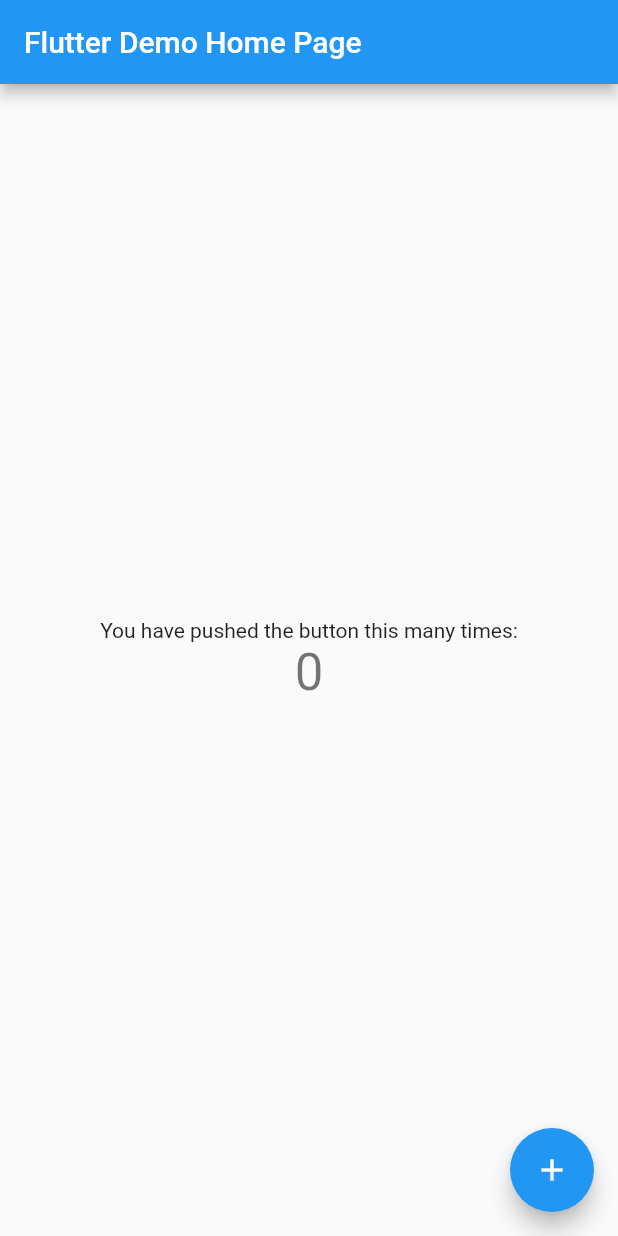
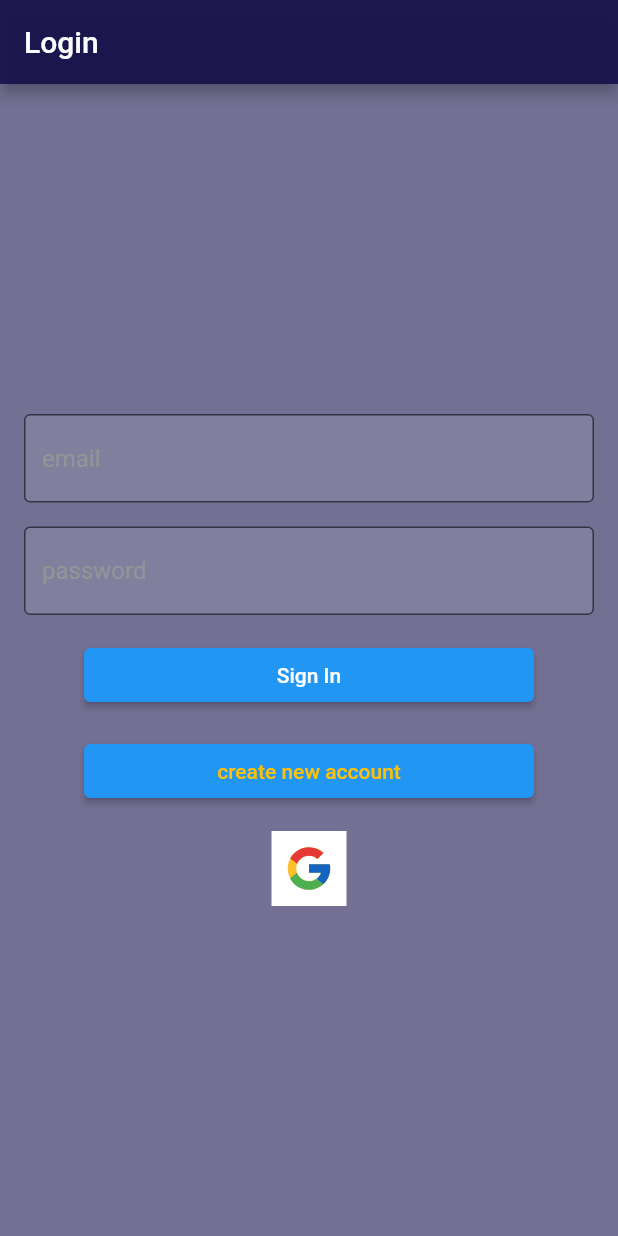
Before and after one commit to ale-russ/ecommerce_dashboard, a Flutter app: the screen it shows after launch, on a phone screen of 412 x 824 dp. Run offline on Flutter 3.47's test engine with Material 2 defaults, Android fonts, the phone set to English and light mode, and no system bars; our stand-ins replace cloud_firestore, firebase_auth, firebase_core, flutter_riverpod, flutter_svg, google_sign_in; accounts and stored records are empty.

Commit message:
create authenticate page

```diff
--- /dev/null
+++ b/lib/authenticate/login_page.dart
@@ -0,0 +1,147 @@
+import 'package:cloud_firestore/cloud_firestore.dart';
+import 'package:ecommerce_dashboard/authenticate/registration.dart';
+import 'package:ecommerce_dashboard/dashboard_page.dart';
+import 'package:ecommerce_dashboard/widget/textfield.dart';
+import 'package:flutter/material.dart';
+import 'package:flutter_riverpod/flutter_riverpod.dart';
+import 'package:firebase_auth/firebase_auth.dart';
+import 'package:google_sign_in/google_sign_in.dart';
+import 'package:flutter_svg/svg.dart';
+
+final TextEditingController emailController = TextEditingController();
+final TextEditingController passwordController = TextEditingController();
+final FirebaseAuth auth = FirebaseAuth.instance;
+final GoogleSignIn googleSignIn = GoogleSignIn();
+
+class LoginPage extends ConsumerWidget {
+  const LoginPage({Key? key}) : super(key: key);
+
+  @override
+  Widget build(BuildContext context, WidgetRef ref) {
+    return Scaffold(
+      backgroundColor: Color.fromRGBO(22, 16, 75, 0.6),
+      appBar: AppBar(
+        backgroundColor: Color.fromRGBO(22, 16, 75, 0.9),
+        title: Text('Login'),
+      ),
+      body: Padding(
+        padding: const EdgeInsets.all(16),
+        child: Column(
+          mainAxisAlignment: MainAxisAlignment.center,
+          children: [
+            KpTextField(
+              controller: emailController,
+              hint: 'email',
+            ),
+            const SizedBox(height: 16),
+            KpTextField(
+              controller: passwordController,
+              hint: 'password',
+            ),
+            const SizedBox(height: 16),
+            SizedBox(
+              width: 300,
+              child: ElevatedButton(
+                onPressed: () {
+                  _siginbutton(context);
+                },
+                child: Text('Sign In'),
+              ),
+            ),
+            const SizedBox(height: 16),
+            SizedBox(
+              width: 300,
+              child: ElevatedButton(
+                onPressed: () {
+                  Navigator.push(
+                      context,
+                      MaterialPageRoute(
+                          builder: (context) => RegistrationPage()));
+                },
+                child: Text(
+                  'create new account',
+                  style: TextStyle(color: Colors.amber),
+                ),
+              ),
+            ),
+            SizedBox(height: 16),
+            Container(
+              width: 50,
+              height: 50,
+              decoration: const BoxDecoration(color: Colors.white),
+              child: IconButton(
+                onPressed: () {
+                  _googlesiginbutton(context);
+                },
+                icon: SvgPicture.asset(
+                  'assets/icon_google.svg',
+                  fit: BoxFit.fill,
+                ),
+              ),
+            ),
+          ],
+        ),
+      ),
+    );
+  }
+}
+
+Future<void> _siginbutton(BuildContext context) async {
+  try {
+    UserCredential userCredential = await auth.signInWithEmailAndPassword(
+      email: emailController.text.trim(),
+      password: passwordController.text.trim(),
+    );
+    User user = userCredential.user!;
+    Navigator.push(
+        context, MaterialPageRoute(builder: (context) => DashboardPage()));
+    print('Signed in user: ${user.email}');
+  } on FirebaseAuthException catch (e) {
+    if (e.code == 'user-not-found') {
+      print('No user found for that email.');
+    } else if (e.code == 'wrong-password') {
+      print('Wrong password provided for that user.');
+    }
+  }
+}
+
+Future<void> _googlesiginbutton(BuildContext context) async {
+  try {
+    final GoogleSignInAccount? googleUser = await googleSignIn.signIn();
+    final GoogleSignInAuthentication googleAuth =
+        await googleUser!.authentication;
+    final OAuthCredential credential = GoogleAuthProvider.credential(
+      accessToken: googleAuth.accessToken,
+      idToken: googleAuth.idToken,
+    );
+    final UserCredential userCredential =
+        await auth.signInWithCredential(credential);
+    final User user = userCredential.user!;
+    // Save the user's information to Firestore
+    await _saveUserToFirestore(userCredential.user!);
+    Navigator.push(
+        context, MaterialPageRoute(builder: (context) => DashboardPage()));
+    print('Signed in user: ${user.displayName}');
+  } catch (e) {
+    print('Error occurred while signing in with Google: $e');
+  }
+}
+
+// save users info using google sign in
+Future<void> _saveUserToFirestore(User user) async {
+  final userRef = FirebaseFirestore.instance.collection('users').doc(user.uid);
+
+  // Create a map with the user's information
+  final userData = {
+    'userID': user.uid,
+    'email': user.email,
+    'firstName': user.displayName?.split(' ')[0] ?? '',
+    'lastName': user.displayName?.split(' ')[1] ?? '',
+    'photoUrl': user.photoURL ?? '',
+    'phone number': user.phoneNumber,
+    'email verified': user.emailVerified,
+    'country': '',
+  };
+
+  await userRef.set(userData);
+}
--- a/lib/main.dart
+++ b/lib/main.dart
@@ -1,115 +1,21 @@
+import 'package:firebase_core/firebase_core.dart';
 import 'package:flutter/material.dart';
+import 'package:flutter_riverpod/flutter_riverpod.dart';
 
-void main() {
-  runApp(const MyApp());
+import 'authenticate/login_page.dart';
+import 'firebase_options.dart';
+
+Future<void> main() async {
+  WidgetsFlutterBinding.ensureInitialized();
+  try {
+    await Firebase.initializeApp(
+        options: DefaultFirebaseOptions.currentPlatform);
+    // ignore: empty_catches
+  } catch (e) {}
+
+  runApp(
+    const ProviderScope(
+      child: MaterialApp(home: LoginPage(), debugShowCheckedModeBanner: false),
+    ),
+  );
 }
-
-class MyApp extends StatelessWidget {
-  const MyApp({super.key});
-
-  // This widget is the root of your application.
-  @override
-  Widget build(BuildContext context) {
-    return MaterialApp(
-      title: 'Flutter Demo',
-      theme: ThemeData(
-        // This is the theme of your application.
-        //
-        // Try running your application with "flutter run". You'll see the
-        // application has a blue toolbar. Then, without quitting the app, try
-        // changing the primarySwatch below to Colors.green and then invoke
-        // "hot reload" (press "r" in the console where you ran "flutter run",
-        // or simply save your changes to "hot reload" in a Flutter IDE).
-        // Notice that the counter didn't reset back to zero; the application
-        // is not restarted.
-        primarySwatch: Colors.blue,
-      ),
-      home: const MyHomePage(title: 'Flutter Demo Home Page'),
-    );
-  }
-}
-
-class MyHomePage extends StatefulWidget {
-  const MyHomePage({super.key, required this.title});
-
-  // This widget is the home page of your application. It is stateful, meaning
-  // that it has a State object (defined below) that contains fields that affect
-  // how it looks.
-
-  // This class is the configuration for the state. It holds the values (in this
-  // case the title) provided by the parent (in this case the App widget) and
-  // used by the build method of the State. Fields in a Widget subclass are
-  // always marked "final".
-
-  final String title;
-
-  @override
-  State<MyHomePage> createState() => _MyHomePageState();
-}
-
-class _MyHomePageState extends State<MyHomePage> {
-  int _counter = 0;
-
-  void _incrementCounter() {
-    setState(() {
-      // This call to setState tells the Flutter framework that something has
-      // changed in this State, which causes it to rerun the build method below
-      // so that the display can reflect the updated values. If we changed
-      // _counter without calling setState(), then the build method would not be
-      // called again, and so nothing would appear to happen.
-      _counter++;
-    });
-  }
-
-  @override
-  Widget build(BuildContext context) {
-    // This method is rerun every time setState is called, for instance as done
-    // by the _incrementCounter method above.
-    //
-    // The Flutter framework has been optimized to make rerunning build methods
-    // fast, so that you can just rebuild anything that needs updating rather
-    // than having to individually change instances of widgets.
-    return Scaffold(
-      appBar: AppBar(
-        // Here we take the value from the MyHomePage object that was created by
-        // the App.build method, and use it to set our appbar title.
-        title: Text(widget.title),
-      ),
-      body: Center(
-        // Center is a layout widget. It takes a single child and positions it
-        // in the middle of the parent.
-        child: Column(
-          // Column is also a layout widget. It takes a list of children and
-          // arranges them vertically. By default, it sizes itself to fit its
-          // children horizontally, and tries to be as tall as its parent.
-          //
-          // Invoke "debug painting" (press "p" in the console, choose the
-          // "Toggle Debug Paint" action from the Flutter Inspector in Android
-          // Studio, or the "Toggle Debug Paint" command in Visual Studio Code)
-          // to see the wireframe for each widget.
-          //
-          // Column has various properties to control how it sizes itself and
-          // how it positions its children. Here we use mainAxisAlignment to
-          // center the children vertically; the main axis here is the vertical
-          // axis because Columns are vertical (the cross axis would be
-          // horizontal).
-          mainAxisAlignment: MainAxisAlignment.center,
-          children: <Widget>[
-            const Text(
-              'You have pushed the button this many times:',
-            ),
-            Text(
-              '$_counter',
-              style: Theme.of(context).textTheme.headlineMedium,
-            ),
-          ],
-        ),
-      ),
-      floatingActionButton: FloatingActionButton(
-        onPressed: _incrementCounter,
-        tooltip: 'Increment',
-        child: const Icon(Icons.add),
-      ), // This trailing comma makes auto-formatting nicer for build methods.
-    );
-  }
-}
--- /dev/null
+++ b/lib/widget/textfield.dart
@@ -0,0 +1,60 @@
+import 'package:flutter/material.dart';
+
+class KpTextField extends StatelessWidget {
+  const KpTextField(
+      {Key? key,
+      this.autoValidate = AutovalidateMode.onUserInteraction,
+      this.label,
+      this.hint,
+      this.controller,
+      this.validator,
+      this.obscureText = false,
+      this.suffixWidget,
+      this.maxlines,
+      TextStyle? labelStyle,
+      String? hintText,
+      TextStyle? hintStyle})
+      : super(key: key);
+  final AutovalidateMode autoValidate;
+  final TextEditingController? controller;
+  final String? Function(String?)? validator;
+  final Widget? suffixWidget;
+  final String? label;
+  final String? hint;
+  final int? maxlines;
+  final bool obscureText;
+  @override
+  Widget build(BuildContext context) {
+    return TextFormField(
+      maxLines: maxlines,
+      obscureText: obscureText,
+      cursorColor: const Color(0xFFFFA500),
+      controller: controller,
+      autovalidateMode: autoValidate,
+      validator: validator,
+      decoration: InputDecoration(
+          focusedBorder: const OutlineInputBorder(
+              borderSide: BorderSide(color: Color(0xFFFFA500), width: 1.5)),
+          filled: true,
+          // fillColor: Theme.of(context).colorScheme.onSecondary,
+          fillColor: const Color.fromRGBO(255, 255, 255, 0.1),
+          suffixIcon: suffixWidget,
+          border: const OutlineInputBorder(
+            borderSide: BorderSide(
+                //color: Colors.black,
+                ),
+          ),
+          labelText: label,
+          labelStyle: const TextStyle(
+              fontWeight: FontWeight.w400,
+              fontSize: 16,
+              color: Color.fromARGB(255, 149, 149, 149)),
+          hintStyle: const TextStyle(
+              fontWeight: FontWeight.w400,
+              fontSize: 16,
+              color: Color.fromARGB(255, 149, 149, 149)),
+          hintText: hint),
+      style: const TextStyle(color: Colors.white),
+    );
+  }
+}
--- a/pubspec.yaml
+++ b/pubspec.yaml
@@ -30,6 +30,8 @@ dependencies:
   #state managment
   flutter_riverpod: ^2.3.4
   riverpod: ^2.3.4
+  google_sign_in: ^6.1.0
+  flutter_svg: ^2.0.5
 
 dev_dependencies:
   flutter_test:
@@ -45,8 +47,8 @@ flutter:
   uses-material-design: true
 
   # To add assets to your application, add an assets section, like this:
-  # assets:
-  #   - images/a_dot_burr.jpeg
+  assets:
+    - assets/
   #   - images/a_dot_ham.jpeg
 
   # An image asset can refer to one or more resolution-specific "variants", see
```
Also changed, not shown: lib/authenticate/registration.dart (added, +73 -0 lines), lib/dashboard_page.dart (added, +30 -0 lines), lib/widget/card_dashboard.dart (added, +64 -0 lines), assets/icon_google.svg (added), lib/firebase_options.dart (added), pubspec.lock, 7 other files.
